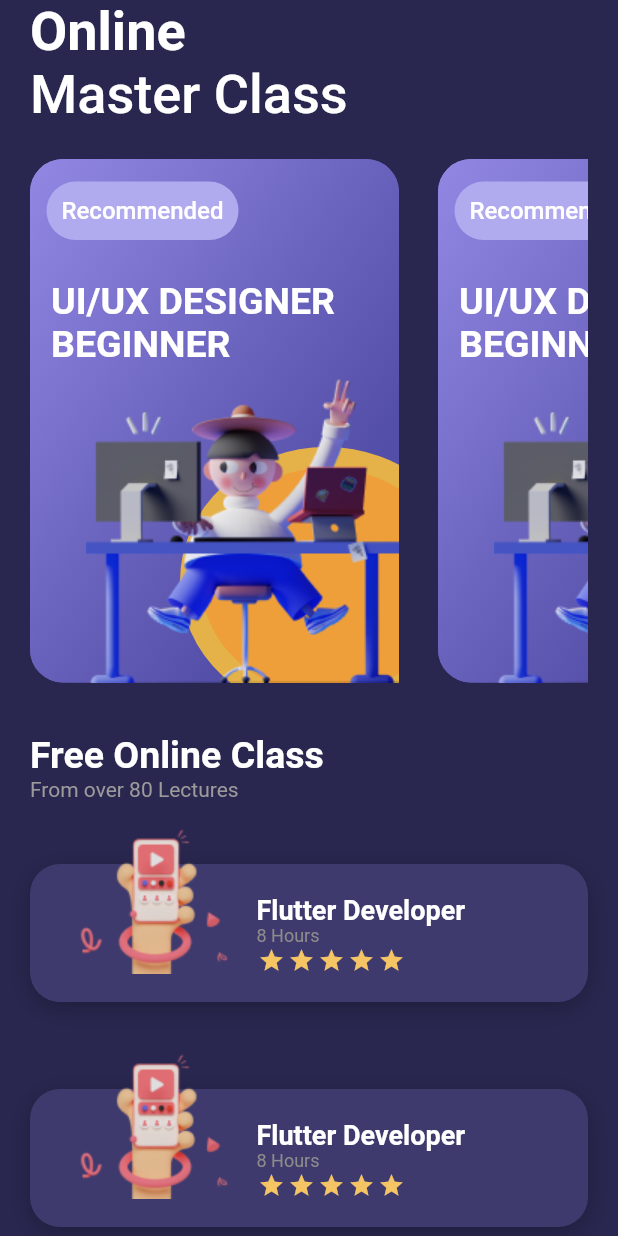
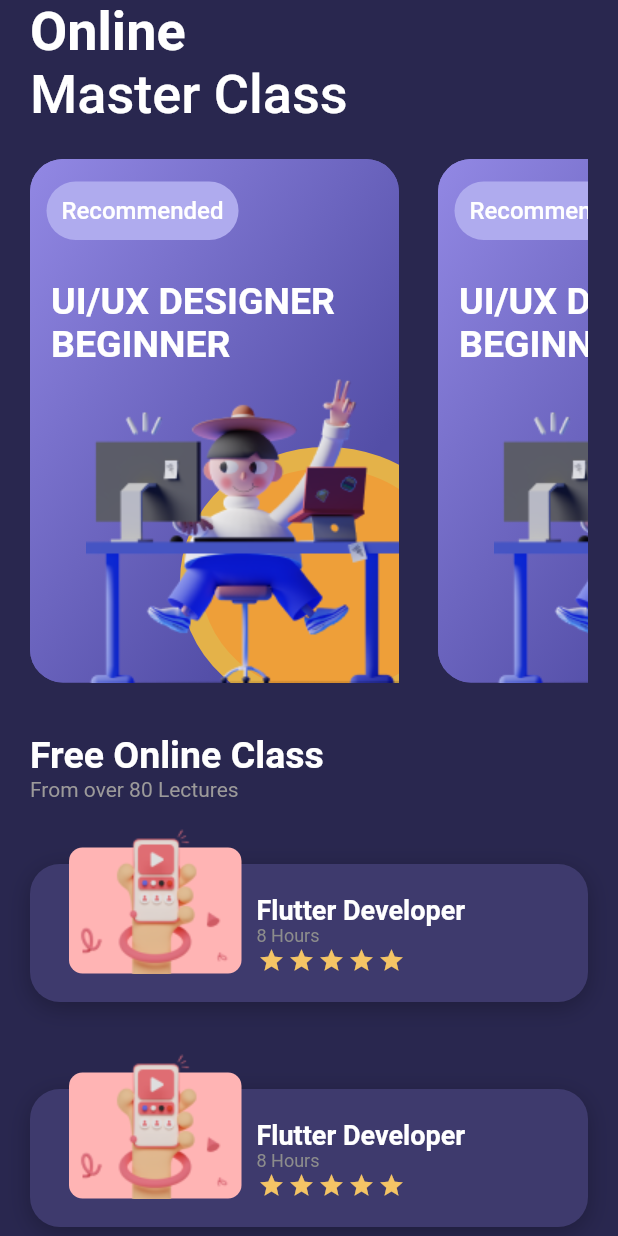
Before and after one commit to Emyeeeel/mobile_course_app_ui, a Flutter app: the screen it shows after launch, on a phone screen of 412 x 824 dp. Run offline on Flutter 3.47's test engine with Material 2 defaults, Android fonts, the phone set to English and light mode, and no system bars; drawn by our look-alikes of flutter_rating_bar; our stand-ins replace device_preview, google_fonts.

```diff
--- a/lib/widgets/second_widgetList.dart
+++ b/lib/widgets/second_widgetList.dart
@@ -1,16 +1,15 @@
 import 'package:flutter_rating_bar/flutter_rating_bar.dart';
-
 import 'package:flutter/material.dart';
 import 'package:google_fonts/google_fonts.dart';
 
 class VerticalList extends StatelessWidget {
-  const VerticalList(
-      {Key? key,
+  const VerticalList({
+    Key? key,
     required this.image,
     required this.title,
     required this.hours,
-      required this.rating})
-      : super(key: key);
+    required this.rating,
+  }) : super(key: key);
 
   final String image, title, hours;
   final double rating;
@@ -50,10 +49,35 @@ class VerticalList extends StatelessWidget {
               child: Row(
                 children: [
                   Container(
+                    width: 115,
+                    height: 115,
+                    child: Stack(
+                      children: [
+                        Positioned(
+                          left: 0,
+                          top: 31, // Adjust this value as needed
+                          child: Container(
+                            width: 115,
+                            height: 84,
+                            decoration: ShapeDecoration(
+                              color: const Color(0xFFFFB4B4),
+                              shape: RoundedRectangleBorder(
+                                borderRadius: BorderRadius.circular(9),
+                              ),
+                            ),
+                          ),
+                        ),
+                        Container(
                           height: 115,
                           width: 115,
                           decoration: BoxDecoration(
-                        image: DecorationImage(image: AssetImage(image))),
+                            image: DecorationImage(
+                              image: AssetImage(image),
+                            ),
+                          ),
+                        ),
+                      ],
+                    ),
                   ),
                   Padding(
                     padding: const EdgeInsets.only(left: 10),
@@ -92,7 +116,8 @@ class VerticalList extends StatelessWidget {
                           ),
                           onRatingUpdate: (rating) {
                             print(rating);
-                            })
+                          },
+                        )
                       ],
                     ),
                   )
```
Lines whose indentation alone changed are shown as unchanged.
